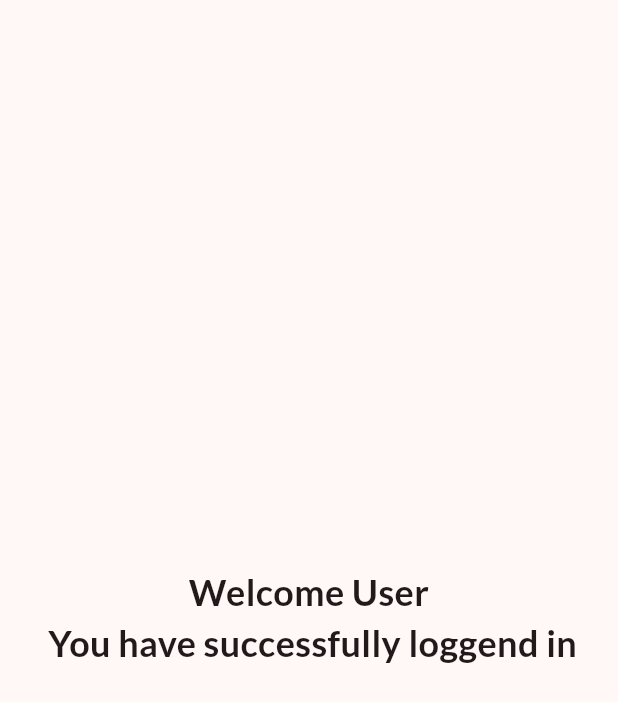
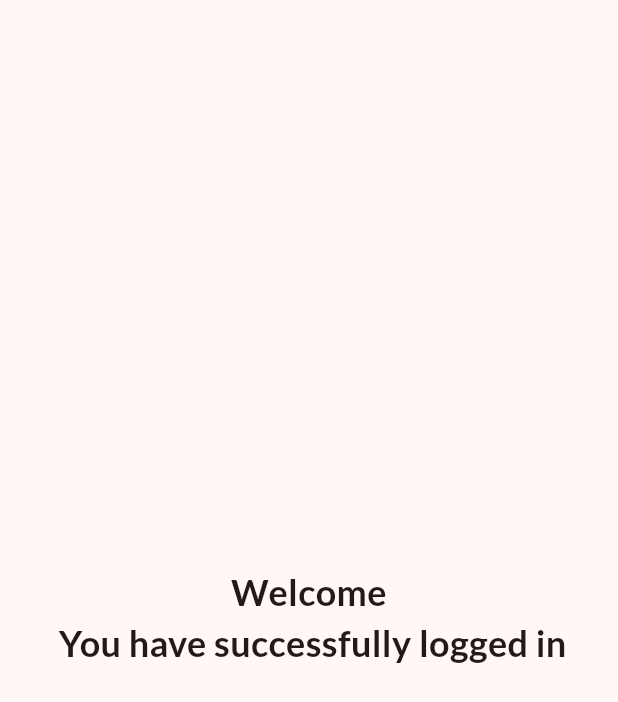
Before and after one commit to bhawesh2002/auth_screens, a Flutter app: the WelcomePage screen opened by its route, on a phone screen of 412 x 824 dp. Shown: the top 702 px of the screen. Run offline on Flutter 3.47's test engine with Material 3 defaults, Android fonts, the phone set to English and light mode, and no system bars; our stand-ins replace firebase_auth, firebase_core, get, google_fonts; accounts and stored records are empty; generated files the repository leaves out were written again.

Commit message:
feat: Update WelcomePage to display user's email after successful login

```diff
--- a/lib/pages/welcome.dart
+++ b/lib/pages/welcome.dart
@@ -1,20 +1,23 @@
+import 'package:auth_screens/controllers/auth_state_controller.dart';
 import 'package:flutter/material.dart';
+import 'package:get/get.dart';
 
 class WelcomePage extends StatelessWidget {
-  const WelcomePage({super.key});
-
+  WelcomePage({super.key});
+  final AuthStateController _authStateController =
+      Get.find<AuthStateController>();
   @override
   Widget build(BuildContext context) {
-    return const SafeArea(
+    return SafeArea(
       child: Scaffold(
         body: Center(
           child: Column(
             mainAxisAlignment: MainAxisAlignment.center,
             children: [
               Text(
-                "Welcome User\n You have successfully loggend in",
+                "Welcome ${_authStateController.currentUser?.email?.split("@")[0]}\n You have successfully logged in",
                 textAlign: TextAlign.center,
-                style: TextStyle(
+                style: const TextStyle(
                   fontSize: 24,
                   fontWeight: FontWeight.bold,
                 ),
```
